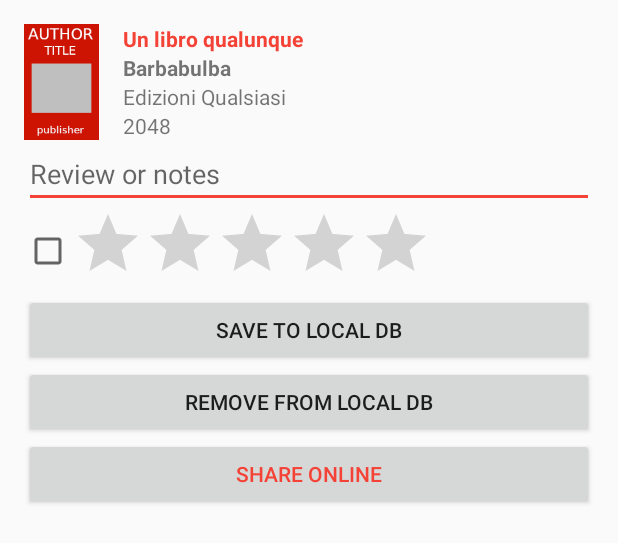
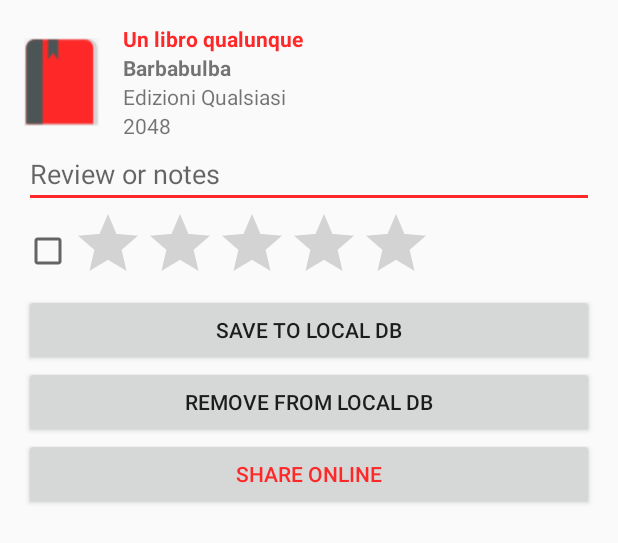
Before and after one commit to harisont/Librery, an Android app: the layout activity_view_book_details.xml on its own in the app's theme, with its tools: preview values and no code run, on a phone screen of 412 x 824 dp. Shown: the top 543 px of the screen. Run offline under Robolectric (Android 15) with nearby library versions, the phone set to English and light mode, and no system bars.

Commit message:
Use new icons + change color.

```diff
--- a/LibreryApp/app/src/main/AndroidManifest.xml
+++ b/LibreryApp/app/src/main/AndroidManifest.xml
@@ -7,9 +7,9 @@
 
     <application
         android:allowBackup="true"
-        android:icon="@drawable/icon"
+        android:icon="@mipmap/ic_launcher"
         android:label="@string/app_name"
-        android:roundIcon="@drawable/icon"
+        android:roundIcon="@mipmap/ic_launcher_round"
         android:supportsRtl="true"
         android:theme="@style/AppTheme">
         <activity
--- a/LibreryApp/app/src/main/java/com/example/harisont/librery/RecyclerViewAdapter.kt
+++ b/LibreryApp/app/src/main/java/com/example/harisont/librery/RecyclerViewAdapter.kt
@@ -64,7 +64,7 @@ class RecyclerViewAdapter(private val bookList: List<Any>): RecyclerView.Adapter
         }
         holder.v.title?.text = title
         holder.v.author?.text = authors
-        holder.v.cover?.setImageResource(R.drawable.sample_cover)
+        holder.v.cover?.setImageResource(R.drawable.new_sample_cover)
     }
 }
 
--- a/LibreryApp/app/src/main/java/com/example/harisont/librery/ViewBookDetailsActivity.kt
+++ b/LibreryApp/app/src/main/java/com/example/harisont/librery/ViewBookDetailsActivity.kt
@@ -47,7 +47,7 @@ class ViewBookDetailsActivity : AppCompatActivity() {
                 println("Image path is probably empty. A placeholder will be used instead.")
             }
         }
-        else book_cover.setImageResource(R.drawable.sample_cover)
+        else book_cover.setImageResource(R.drawable.new_sample_cover)
         notes.setText(notesStr, TextView.BufferType.EDITABLE)
         read_chbox.isChecked = read
         rating_bar.rating = rating
--- a/LibreryApp/app/src/main/res/layout/activity_view_book_details.xml
+++ b/LibreryApp/app/src/main/res/layout/activity_view_book_details.xml
@@ -25,7 +25,7 @@
                 android:layout_width="50dp"
                 android:layout_height="match_parent"
                 android:contentDescription="@string/cover_desc"
-                android:src="@drawable/sample_cover" />
+                android:src="@drawable/new_sample_cover" />
 
             <LinearLayout
                 android:layout_width="wrap_content"
--- a/LibreryApp/app/src/main/res/layout/row.xml
+++ b/LibreryApp/app/src/main/res/layout/row.xml
@@ -10,7 +10,7 @@
         android:id="@+id/cover"
         android:layout_width="40dp"
         android:layout_height="match_parent"
-        android:src="@drawable/sample_cover" />
+        android:src="@drawable/new_sample_cover" />
 
     <LinearLayout
         android:padding="@dimen/recycler_view_padding"
--- a/LibreryApp/app/src/main/res/values/colors.xml
+++ b/LibreryApp/app/src/main/res/values/colors.xml
@@ -2,5 +2,5 @@
 <resources>
     <color name="colorPrimary">#424242</color>
     <color name="colorPrimaryDark">#212121</color>
-    <color name="colorAccent">#f44336</color>
+    <color name="colorAccent">#ff2828</color>
 </resources>
```
Also changed, not shown: LibreryApp/app/src/main/res/drawable/new_sample_cover.png (added).
